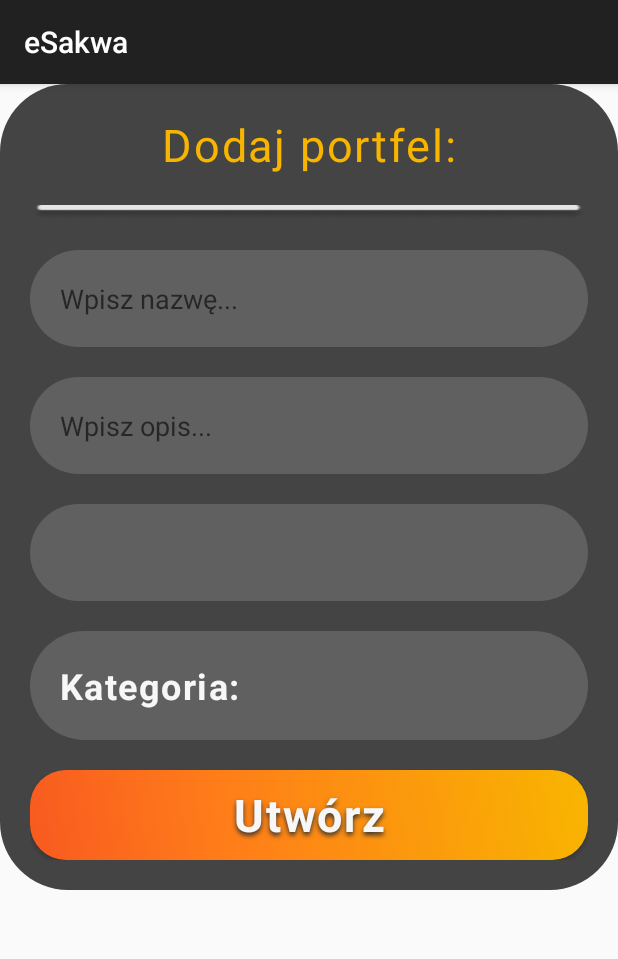
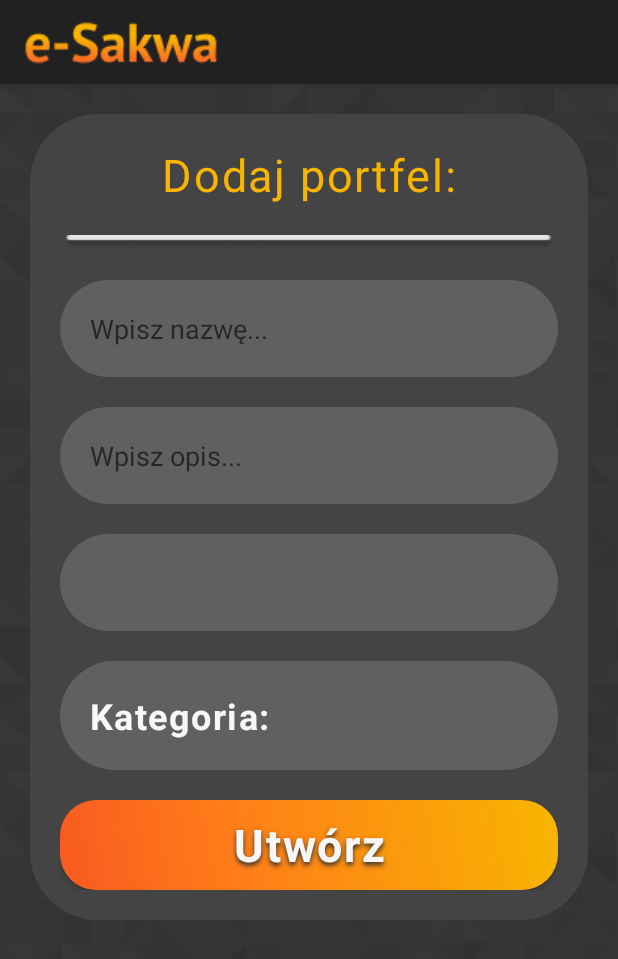
Before and after one commit to kingachwaleba/expense-management-system, an Android app: the CreateWalletActivity screen opened directly, with no data from a screen before it, on a phone screen of 412 x 824 dp. Shown: the top 959 px of the screen. Run offline under Robolectric (Android 15) with nearby library versions, the phone set to English and light mode, and no system bars.

Commit message:
Correct create_wallet layout

```diff
--- a/mobile/app/src/main/java/com/example/mobile/CreateWalletActivity.java
+++ b/mobile/app/src/main/java/com/example/mobile/CreateWalletActivity.java
@@ -10,5 +10,9 @@ public class CreateWalletActivity extends AppCompatActivity {
     protected void onCreate(Bundle savedInstanceState) {
         super.onCreate(savedInstanceState);
         setContentView(R.layout.activity_create_wallet);
+        getSupportActionBar().setDisplayShowHomeEnabled(true);
+        getSupportActionBar().setLogo(R.drawable.pagename);
+        getSupportActionBar().setDisplayUseLogoEnabled(true);
+        getSupportActionBar().setDisplayShowTitleEnabled(false);
     }
 }
--- a/mobile/app/src/main/res/layout/activity_create_wallet.xml
+++ b/mobile/app/src/main/res/layout/activity_create_wallet.xml
@@ -1,13 +1,15 @@
 <?xml version="1.0" encoding="utf-8"?>
 <ScrollView xmlns:android="http://schemas.android.com/apk/res/android"
     android:layout_width="match_parent"
-    android:layout_height="wrap_content">
+    android:layout_height="wrap_content"
+    android:background="@drawable/background">
     <LinearLayout
         android:layout_width="match_parent"
         android:layout_height="wrap_content"
         android:orientation="vertical"
         android:gravity="center"
         android:padding="20dp"
+        android:layout_margin="20dp"
         android:background="@drawable/round_box">
 
         <TextView
```
